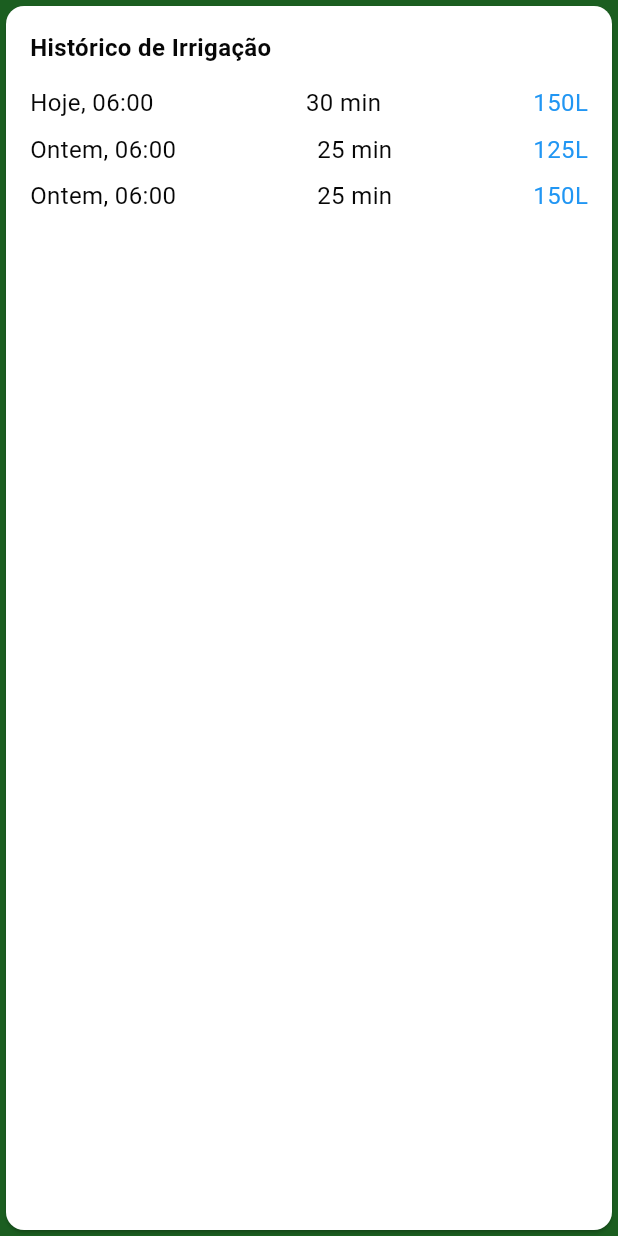
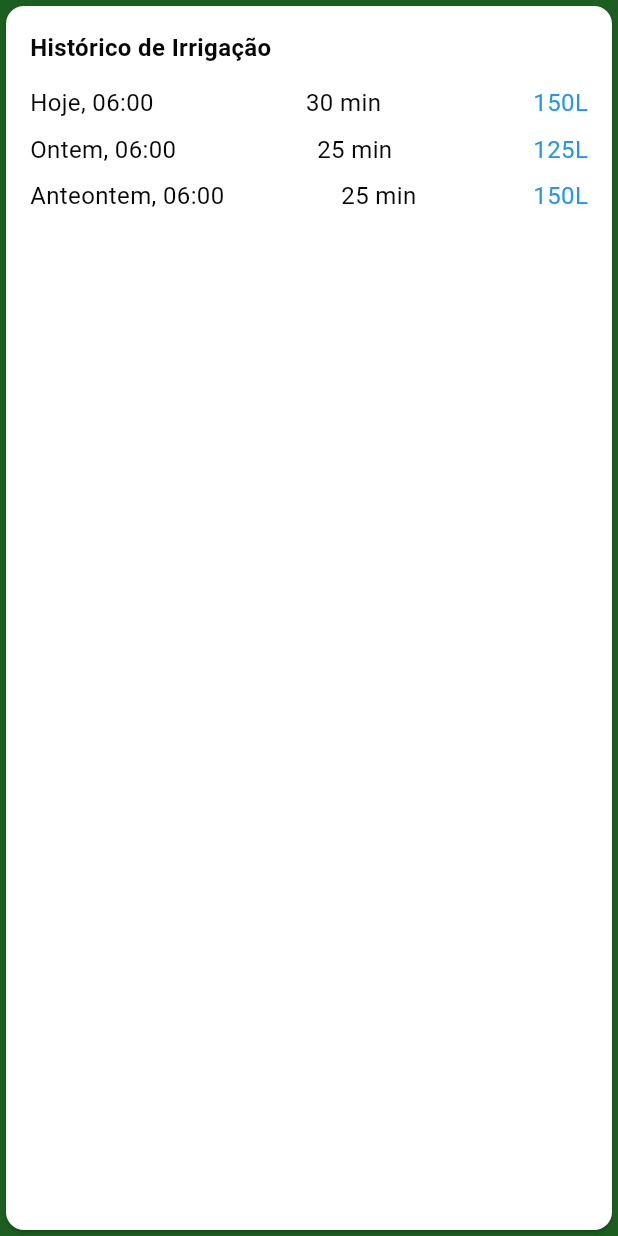
Before and after one commit to BrunoVieira005/Projeto_GreenTech, a Flutter app: the HistoricoCard widget shown alone on an empty page, opened directly, on a phone screen of 412 x 824 dp. Run offline on Flutter 3.47's test engine with Material 3 defaults, Android fonts, the phone set to English and light mode, and no system bars.

Commit message:
fix: correção dos erros - Murilo

```diff
--- a/projeto_grentech/lib/widgets/historico_card.dart
+++ b/projeto_grentech/lib/widgets/historico_card.dart
@@ -1,60 +1,53 @@
-// Importa os componentes visuais do Flutter
+// lib/widgets/historico_card.dart
 import 'package:flutter/material.dart';
 
-// Cria um widget customizado do tipo Stateless (sem estado)
+/// Um widget que exibe um histórico simulado de eventos de irrigação.
 class HistoricoCard extends StatelessWidget {
-  const HistoricoCard({super.key}); // Construtor padrão
+  const HistoricoCard({super.key});
 
   @override
   Widget build(BuildContext context) {
-    // Lista simulando dados de histórico de irrigação
+    // Lista simulada de dados de histórico de irrigação.
     final historico = [
       {'dia': 'Hoje, 06:00', 'tempo': '30 min', 'litros': '150L'},
       {'dia': 'Ontem, 06:00', 'tempo': '25 min', 'litros': '125L'},
-      {'dia': 'Ontem, 06:00', 'tempo': '25 min', 'litros': '150L'},
+      {
+        'dia': 'Anteontem, 06:00',
+        'tempo': '25 min',
+        'litros': '150L',
+      }, // Corrigido para 'Anteontem'
     ];
 
-    // Retorna um cartão visual (Card) com o conteúdo do histórico
     return Card(
-      color: Colors.white, // Cor de fundo do cartão
-      shape: RoundedRectangleBorder(
-        borderRadius: BorderRadius.circular(12), // Borda arredondada
-      ),
+      color: Colors.white,
+      shape: RoundedRectangleBorder(borderRadius: BorderRadius.circular(12)),
       child: Padding(
-        padding: const EdgeInsets.all(16.0), // Espaçamento interno do cartão
+        padding: const EdgeInsets.all(16.0),
         child: Column(
-          crossAxisAlignment: CrossAxisAlignment.start, // Alinhamento à esquerda
+          crossAxisAlignment: CrossAxisAlignment.start,
           children: [
-            // Título do cartão
             const Text(
               'Histórico de Irrigação',
               style: TextStyle(fontWeight: FontWeight.bold),
             ),
-
-            const SizedBox(height: 10), // Espaço entre o título e os itens
-
-            // Gera dinamicamente cada linha do histórico
+            const SizedBox(height: 10),
+            // Gera dinamicamente as linhas do histórico a partir da lista.
             ...historico.map((item) {
               return Padding(
-                padding: const EdgeInsets.symmetric(vertical: 4), // Espaço entre as linhas
+                padding: const EdgeInsets.symmetric(vertical: 4),
                 child: Row(
-                  mainAxisAlignment: MainAxisAlignment.spaceBetween, // Itens distribuídos nas extremidades
+                  mainAxisAlignment: MainAxisAlignment.spaceBetween,
                   children: [
-                    // Data e hora da irrigação
-                    Text(item['dia']!),
-
-                    // Duração da irrigação
-                    Text(item['tempo']!),
-
-                    // Quantidade de água utilizada, com destaque na cor azul
+                    Text(item['dia']!), // Exibe o dia e hora
+                    Text(item['tempo']!), // Exibe a duração
                     Text(
-                      item['litros']!,
+                      item['litros']!, // Exibe a quantidade de litros com cor azul
                       style: const TextStyle(color: Colors.blue),
                     ),
                   ],
                 ),
               );
-            }).toList(), // Converte a lista de Widgets gerados pelo map para uma lista utilizável no Column
+            }).toList(), // Converte o resultado do map em uma lista de Widgets.
           ],
         ),
       ),
```
Also changed, not shown: projeto_grentech/lib/models/programacao.dart (+18 -0 lines), projeto_grentech/lib/widgets/programacao_card.dart (+88 -142 lines), projeto_grentech/lib/widgets/status_card.dart (+15 -8 lines).
